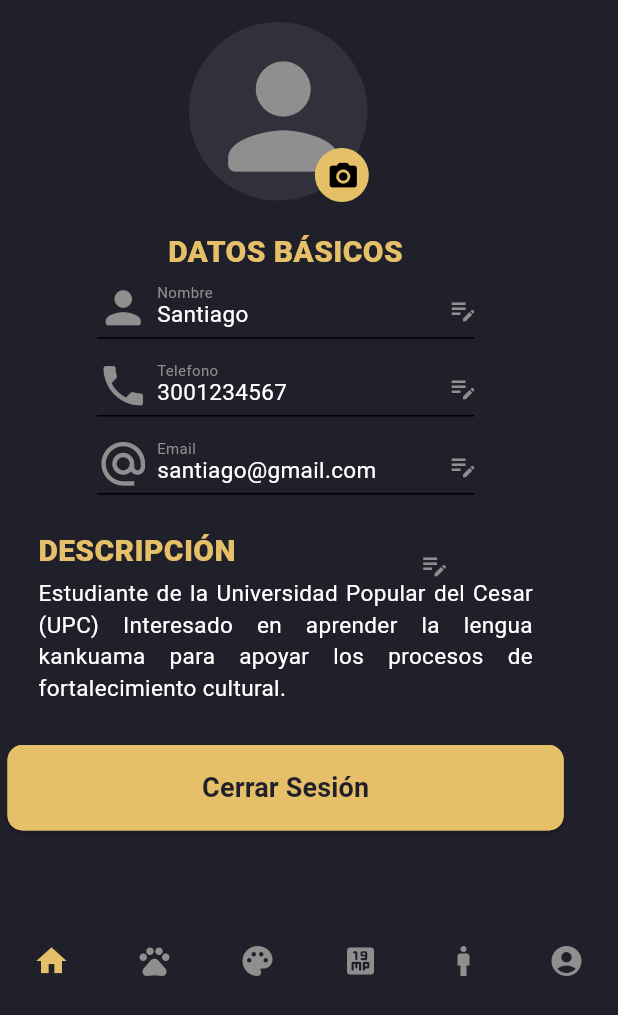
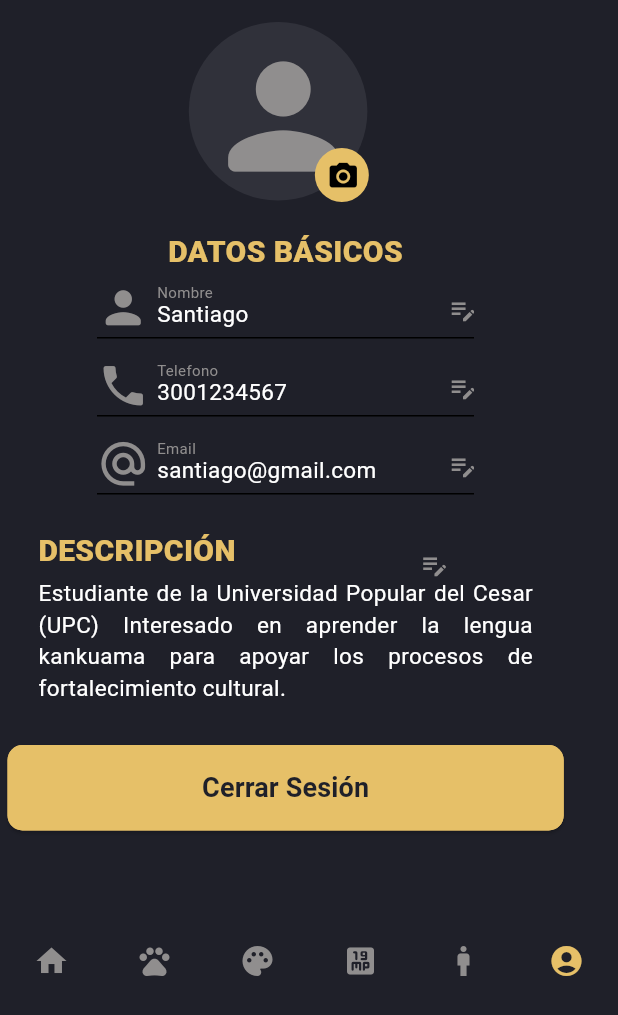
Before and after one commit to Jsrodriguez03/Frontend-DiccionarioKMovil, a Flutter app: the Profile screen opened by its route, on a phone screen of 412 x 824 dp, the part 221-1236 px from its top. Run offline on Flutter 3.47's test engine with Material 2 defaults, Android fonts, the light colour scheme and no system bars; our stand-ins replace audioplayers, carousel_slider, get; missing offline and left inert: animation_search_bar.

Commit message:
Agregacion de seleccion en el navbar al cambiar de vista

```diff
--- a/lib/ui/app.dart
+++ b/lib/ui/app.dart
@@ -10,7 +10,6 @@ import 'package:frontend_diccionario/ui/pages/Category/colors_category.dart';
 import 'package:frontend_diccionario/ui/pages/Category/numbers_category.dart';
 import 'package:frontend_diccionario/ui/pages/Profile/edit_profile.dart';
 import 'package:frontend_diccionario/ui/pages/Word/edit_word.dart';
-import 'package:frontend_diccionario/ui/pages/Feedback/feed_back.dart';
 import 'package:frontend_diccionario/ui/pages/Login/login_in.dart';
 import 'package:frontend_diccionario/ui/pages/Category/home_category.dart';
 import 'package:frontend_diccionario/ui/pages/Profile/profile.dart';
@@ -45,7 +44,6 @@ class MyApp extends StatelessWidget {
 
         //VISTAS NAYID
         '/edit-word': (context) => const EditWord(),
-        '/feedback': (context) => const FeedBack(),
         '/edit-profile': (context) => const EditProfile(),
         '/add-word': (context) => const AddWord(),
         '/login-in': (context) => const LoginIn(),
--- a/lib/ui/pages/Category/animals_category.dart
+++ b/lib/ui/pages/Category/animals_category.dart
@@ -9,6 +9,7 @@ class AnimalsCategory extends StatelessWidget {
     return const ScaffoldCategory(
       tittleCategoryScaffold: "ANIMALES",
       tittleElementScaffold: "Animal",
+      index: 1,
     );
   }
 }
--- a/lib/ui/pages/Category/body_category.dart
+++ b/lib/ui/pages/Category/body_category.dart
@@ -9,6 +9,7 @@ class BodyCategory extends StatelessWidget {
     return const ScaffoldCategory(
       tittleCategoryScaffold: "CUERPO",
       tittleElementScaffold: "Cuerpo",
+      index: 4,
     );
   }
 }
--- a/lib/ui/pages/Category/colors_category.dart
+++ b/lib/ui/pages/Category/colors_category.dart
@@ -9,6 +9,7 @@ class ColorsCategory extends StatelessWidget {
     return const ScaffoldCategory(
       tittleCategoryScaffold: "COLORES",
       tittleElementScaffold: "Color",
+      index: 2,
     );
   }
 }
--- a/lib/ui/pages/Category/home_category.dart
+++ b/lib/ui/pages/Category/home_category.dart
@@ -1,8 +1,8 @@
 import 'package:flutter/material.dart';
-import 'package:frontend_diccionario/ui/Widgets/Navbar/navbar.dart';
 import 'package:frontend_diccionario/ui/widgets/Logo/logo.dart';
 import 'package:frontend_diccionario/ui/widgets/WidgetsCategory/WidgetsHomeCategory/category_carousel.dart';
 import 'package:frontend_diccionario/ui/widgets/WidgetsCategory/WidgetsHomeCategory/fondo_degradrado_home_category.dart';
+import 'package:frontend_diccionario/ui/widgets/navbar/navbar.dart';
 
 class HomeCategory extends StatefulWidget {
   const HomeCategory({super.key});
@@ -59,7 +59,7 @@ class HomeCategoryState extends State<HomeCategory> {
           ],
         ),
       ),
-      bottomNavigationBar: const NavBarCategory(),
+      bottomNavigationBar: const NavBarCategory(selectedIndex: 0),
     );
   }
 }
--- a/lib/ui/pages/Category/numbers_category.dart
+++ b/lib/ui/pages/Category/numbers_category.dart
@@ -9,6 +9,7 @@ class NumberCategory extends StatelessWidget {
     return const ScaffoldCategory(
       tittleCategoryScaffold: "NÚMEROS",
       tittleElementScaffold: "Número",
+      index: 3,
     );
   }
 }
--- a/lib/ui/pages/Profile/edit_profile.dart
+++ b/lib/ui/pages/Profile/edit_profile.dart
@@ -1,5 +1,4 @@
 import 'package:flutter/material.dart';
-import 'package:frontend_diccionario/ui/config/Util/arguments.dart';
 import 'package:frontend_diccionario/ui/config/theme/app_theme.dart';
 import 'package:frontend_diccionario/ui/Widgets/TextFormField/CustomTextfield.dart';
 import 'package:frontend_diccionario/ui/widgets/Buttoms/custom_elevation_buttom.dart';
--- a/lib/ui/pages/Profile/profile.dart
+++ b/lib/ui/pages/Profile/profile.dart
@@ -3,10 +3,10 @@ import 'package:frontend_diccionario/ui/config/theme/app_theme.dart';
 import 'package:frontend_diccionario/ui/widgets/Buttoms/custom_elevation_buttom.dart';
 import 'package:frontend_diccionario/ui/widgets/WidgetsProfile/DatosBasicos/datos_basicos.dart';
 import 'package:frontend_diccionario/ui/widgets/Logo/logo.dart';
-import 'package:frontend_diccionario/ui/widgets/Navbar/navbar.dart';
 import 'package:frontend_diccionario/ui/widgets/WidgetsProfile/ImagenProfile/imagen_profile.dart';
 import 'package:frontend_diccionario/ui/widgets/Textos/textos.dart';
 import 'package:frontend_diccionario/ui/widgets/WidgetsProfile/Descripcion/descripcion.dart';
+import 'package:frontend_diccionario/ui/widgets/navbar/navbar.dart';
 import 'package:get/get.dart';
 
 class Profile extends StatelessWidget {
@@ -43,7 +43,7 @@ class Profile extends StatelessWidget {
           ],
         ),
       ),
-      bottomNavigationBar: const NavBarCategory(),
+      bottomNavigationBar: const NavBarCategory(selectedIndex: 5),
     );
   }
 }
--- a/lib/ui/pages/Profile/profile_adm.dart
+++ b/lib/ui/pages/Profile/profile_adm.dart
@@ -4,8 +4,8 @@ import 'package:frontend_diccionario/ui/widgets/Buttoms/custom_elevation_buttom.
 import 'package:frontend_diccionario/ui/widgets/Logo/logo.dart';
 import 'package:frontend_diccionario/ui/widgets/Textos/textos.dart';
 import 'package:frontend_diccionario/ui/widgets/WidgetsProfile/DatosBasicos/datos_basicos.dart';
-import 'package:frontend_diccionario/ui/widgets/Navbar/navbar.dart';
 import 'package:frontend_diccionario/ui/widgets/WidgetsProfile/ImagenProfile/imagen_profile.dart';
+import 'package:frontend_diccionario/ui/widgets/navbar/navbar.dart';
 import 'package:get/get.dart';
 
 class ProfileAdm extends StatelessWidget {
@@ -59,7 +59,7 @@ class ProfileAdm extends StatelessWidget {
           ],
         ),
       ),
-      bottomNavigationBar: const NavBarCategory(),
+      bottomNavigationBar: const NavBarCategory(selectedIndex: 5),
     );
   }
 }
--- a/lib/ui/widgets/WidgetsCategory/scaffold_category.dart
+++ b/lib/ui/widgets/WidgetsCategory/scaffold_category.dart
@@ -1,19 +1,21 @@
 import 'package:flutter/material.dart';
-import 'package:frontend_diccionario/ui/Widgets/Navbar/navbar.dart';
 import 'package:frontend_diccionario/ui/config/theme/app_theme.dart';
 import 'package:frontend_diccionario/ui/widgets/Logo/logo.dart';
 import 'package:frontend_diccionario/ui/widgets/WidgetsCategory/buscador_category.dart';
 import 'package:frontend_diccionario/ui/widgets/WidgetsCategory/list_card_category.dart';
+import 'package:frontend_diccionario/ui/widgets/navbar/navbar.dart';
 
 class ScaffoldCategory extends StatelessWidget {
   const ScaffoldCategory({
     super.key,
     required this.tittleCategoryScaffold,
     required this.tittleElementScaffold,
+    required this.index,
   });
 
   final String tittleCategoryScaffold;
   final String tittleElementScaffold;
+  final int index;
 
   @override
   Widget build(BuildContext context) {
@@ -27,7 +29,7 @@ class ScaffoldCategory extends StatelessWidget {
           ListCard(titleElement: tittleElementScaffold),
         ],
       ),
-      bottomNavigationBar: const NavBarCategory(),
+      bottomNavigationBar: NavBarCategory(selectedIndex: index),
     );
   }
 }
--- a/lib/ui/widgets/navbar/navbar.dart
+++ b/lib/ui/widgets/navbar/navbar.dart
@@ -3,39 +3,64 @@ import 'package:frontend_diccionario/ui/config/theme/app_theme.dart';
 import 'package:get/get.dart';
 
 class NavBarCategory extends StatefulWidget {
+  final int selectedIndex;
+
   const NavBarCategory({
-    super.key,
-  });
+    Key? key,
+    required this.selectedIndex,
+  }) : super(key: key);
 
   @override
   State<NavBarCategory> createState() => _NavBarCategoryState();
 }
 
 class _NavBarCategoryState extends State<NavBarCategory> {
-  int selectedIndex = 0;
-  AppTheme theme = AppTheme();
+  late int selectedIndex;
+  final AppTheme theme = AppTheme();
+  final List<String> navigationRoutes = [
+    "/homeCategory",
+    "/animals",
+    "/colors",
+    "/numbers",
+    "/bodys",
+    "/profile",
+  ];
+
+  @override
+  void initState() {
+    super.initState();
+    selectedIndex = widget.selectedIndex;
+  }
+
+  void onNavigationTapped(int index) {
+    setState(() {
+      selectedIndex = index;
+      final String route = navigationRoutes[index];
+      (route == "/home")
+          ? Get.offAllNamed(route)
+          : Get.toNamed(route);
+    });
+  }
+
+  BottomNavigationBarItem buildNavItem(
+    IconData icon, {
+    required String route,
+    required String activeColor,
+    required String inactiveColor,
+  }) {
+    return BottomNavigationBarItem(
+      icon: Icon(icon, color: theme.color(inactiveColor)),
+      activeIcon: Icon(icon, color: theme.color(activeColor)),
+      label: "",
+    );
+  }
 
   @override
   Widget build(BuildContext context) {
     return BottomNavigationBar(
       elevation: 0,
       currentIndex: selectedIndex,
-      onTap: (value) {
-        setState(() {
-          selectedIndex = value;
-          final navigationRoutes = [
-            "/homeCategory",
-            "/animals",
-            "/colors",
-            "/numbers",
-            "/bodys",
-            "/profile",
-          ];
-          (navigationRoutes[value] == "/home")
-              ? Get.offAllNamed(navigationRoutes[value])
-              : Get.toNamed(navigationRoutes[value]);
-        });
-      },
+      onTap: onNavigationTapped,
       backgroundColor: theme.color("primary"),
       selectedItemColor: theme.color("secondary"),
       unselectedItemColor: theme.color("primary"),
@@ -43,39 +68,12 @@ class _NavBarCategoryState extends State<NavBarCategory> {
       selectedLabelStyle: const TextStyle(height: 0),
       unselectedLabelStyle: const TextStyle(height: 0),
       items: [
-        BottomNavigationBarItem(
-          icon: Icon(Icons.home, color: theme.color("third")),
-          activeIcon: Icon(Icons.home, color: theme.color("secondary")),
-          label: "",
-        ),
-        BottomNavigationBarItem(
-          icon: Icon(Icons.pets, color: theme.color("third")),
-          activeIcon: Icon(Icons.pets, color: theme.color("secondary")),
-          label: "",
-        ),
-        BottomNavigationBarItem(
-          icon: Icon(Icons.palette_rounded, color: theme.color("third")),
-          activeIcon:
-              Icon(Icons.palette_rounded, color: theme.color("secondary")),
-          label: "",
-        ),
-        BottomNavigationBarItem(
-          icon: Icon(Icons.nineteen_mp_rounded, color: theme.color("third")),
-          activeIcon:
-              Icon(Icons.nineteen_mp_rounded, color: theme.color("secondary")),
-          label: "",
-        ),
-        BottomNavigationBarItem(
-          icon: Icon(Icons.man, color: theme.color("third")),
-          activeIcon: Icon(Icons.man, color: theme.color("secondary")),
-          label: "",
-        ),
-        BottomNavigationBarItem(
-          icon: Icon(Icons.account_circle_sharp, color: theme.color("third")),
-          activeIcon:
-              Icon(Icons.account_circle_sharp, color: theme.color("secondary")),
-          label: "",
-        ),
+        buildNavItem(Icons.home, route: "/home", activeColor: "secondary", inactiveColor: "third"),
+        buildNavItem(Icons.pets, route: "/animals", activeColor: "secondary", inactiveColor: "third"),
+        buildNavItem(Icons.palette_rounded, route: "/colors", activeColor: "secondary", inactiveColor: "third"),
+        buildNavItem(Icons.nineteen_mp_rounded, route: "/numbers", activeColor: "secondary", inactiveColor: "third"),
+        buildNavItem(Icons.man, route: "/bodys", activeColor: "secondary", inactiveColor: "third"),
+        buildNavItem(Icons.account_circle_sharp, route: "/profile", activeColor: "secondary", inactiveColor: "third"),
       ],
     );
   }
```
Also changed, not shown: lib/ui/pages/Feedback/feed_back.dart (deleted, +0 -91 lines).
